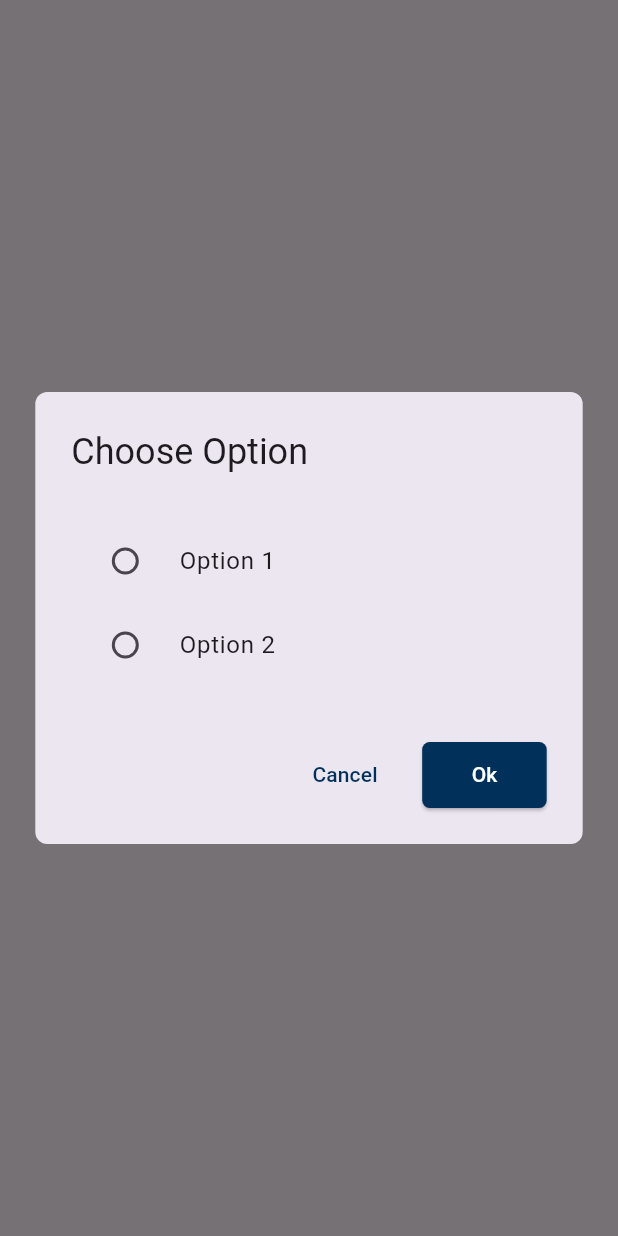
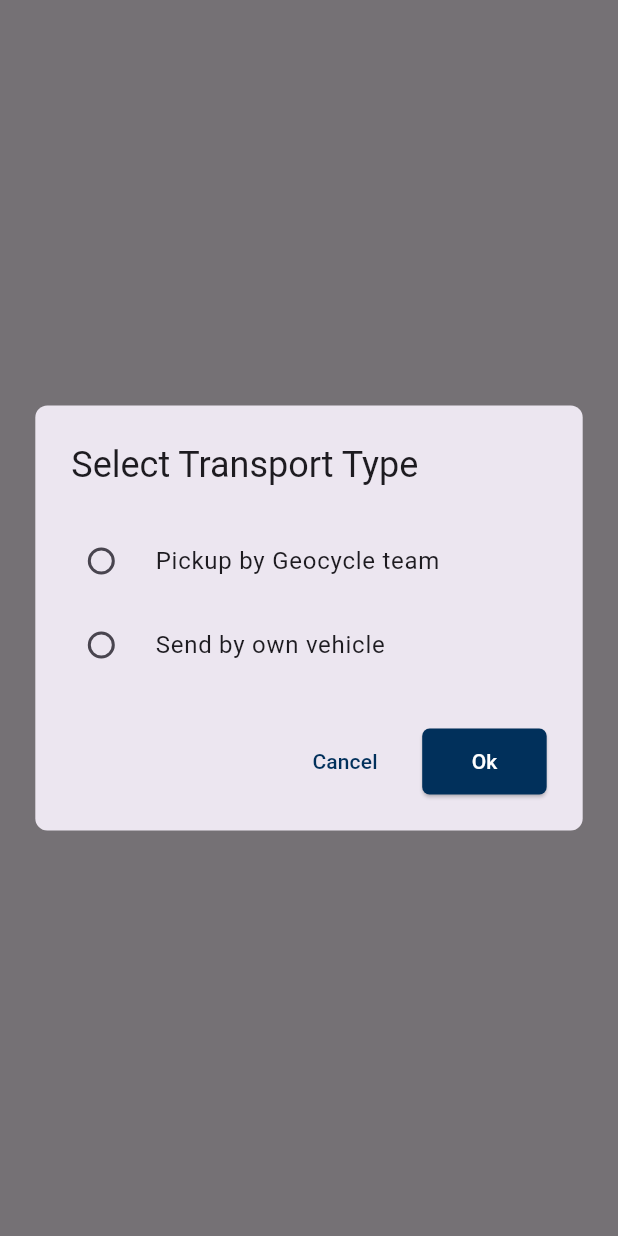
Before and after one commit to HasanAlHridoy/leveor-test, a Flutter app: the screen it shows after launch, after a tap on "Open Dialog", on a phone screen of 412 x 824 dp. Run offline on Flutter 3.47's test engine with Material 3 defaults, Android fonts, the phone set to English and light mode, and no system bars.

```diff
--- a/lib/widgets/dialog_card_widget.dart
+++ b/lib/widgets/dialog_card_widget.dart
@@ -17,29 +17,27 @@ class _DialogCardWidgetState extends State<DialogCardWidget> {
       shape: RoundedRectangleBorder(
         borderRadius: BorderRadius.circular(8.0),
       ),
-      title: Text('Choose Option'),
-      content: Container(
+      title: Text('Select Transport Type'),
+      content: SizedBox(
         width: MediaQuery.of(context).size.width / 1.3,
-        height: MediaQuery.of(context).size.height / 6,
+        height: MediaQuery.of(context).size.height / 6.9,
         child: Column(
           mainAxisAlignment: MainAxisAlignment.center,
           crossAxisAlignment: CrossAxisAlignment.start,
           children: [
             RadioListTile(
-              title: Text('Option 1'),
+              title: Text('Pickup by Geocycle team'),
+              contentPadding: EdgeInsets.zero,
               value: 1,
               groupValue: null,
-              onChanged: (value) {
-                // Handle radio button selection
-              },
+              onChanged: (value) {},
             ),
             RadioListTile(
-              title: Text('Option 2'),
+              title: Text('Send by own vehicle'),
+              contentPadding: EdgeInsets.zero,
               value: 2,
-              groupValue: null, // Provide appropriate group value
-              onChanged: (value) {
-                // Handle radio button selection
-              },
+              groupValue: null,
+              onChanged: (value) {},
             ),
           ],
         ),
```
